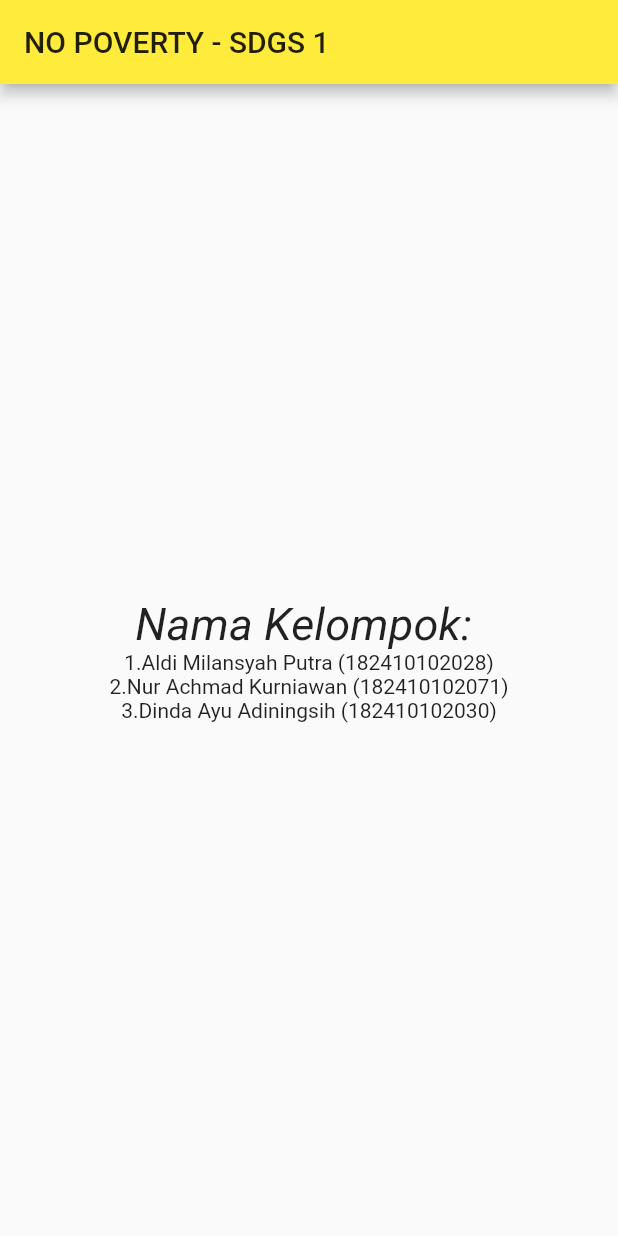
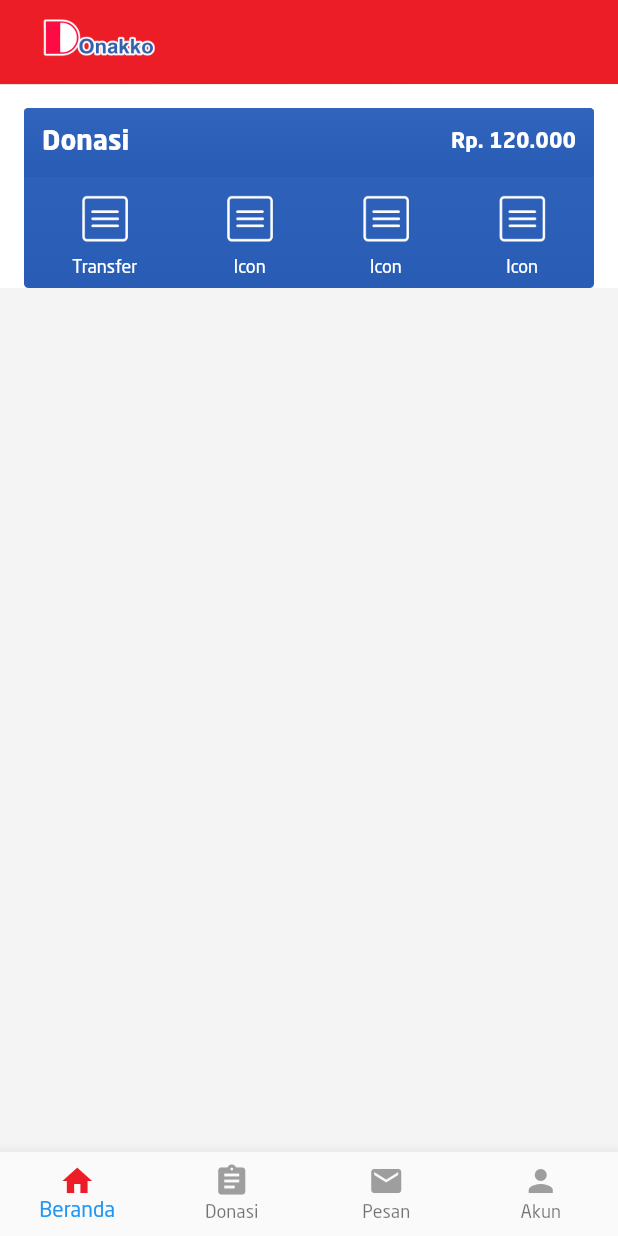
Before and after one commit to Aldimilansyahputra/mobile-b, a Flutter app: the screen it shows after launch, on a phone screen of 412 x 824 dp. Run offline on Flutter 3.47's test engine with Material 2 defaults, Android fonts, the phone set to English and light mode, and no system bars.

Commit message:
Add files via upload

```diff
--- /dev/null
+++ b/lib/beranda/beranda_donakko_appbar.dart
@@ -0,0 +1,26 @@
+import 'package:flutter/material.dart';
+import 'package:donakko/constant.dart';
+
+class DonakkoAppBar extends AppBar {
+  DonakkoAppBar()
+      : super(
+      elevation: 0.25,
+      backgroundColor: DonakkoPalette.red,
+      flexibleSpace: _buildDonakkoAppBar());
+
+  static Widget _buildDonakkoAppBar() {
+    return new Container(
+      padding: EdgeInsets.only(left: 16.0, right: 16.0),
+      child: new Row(
+        mainAxisAlignment: MainAxisAlignment.spaceBetween,
+        children: <Widget>[
+          new Image.asset(
+            "assets/img_logotype.png",
+            height: 50.0,
+            width: 100.0,
+          ),
+        ],
+      ),
+    );
+  }
+}
--- /dev/null
+++ b/lib/beranda/beranda_view.dart
@@ -0,0 +1,161 @@
+import 'package:donakko/constant.dart';
+import 'package:flutter/material.dart';
+import 'package:donakko/beranda/beranda_donakko_appbar.dart';
+
+class BerandaPage extends StatefulWidget {
+  @override
+  _BerandaPageState createState() => new _BerandaPageState();
+}
+
+class _BerandaPageState extends State<BerandaPage> {
+
+  @override
+  Widget build(BuildContext context) {
+    return new SafeArea(child: Scaffold(
+
+      appBar: new DonakkoAppBar(),
+      backgroundColor: DonakkoPalette.grey200,
+      body: new Container(child: new ListView(
+        physics: ClampingScrollPhysics(),
+        children: <Widget>[
+          new Container(
+              padding: EdgeInsets.only(left: 16.0, right: 16.0, top: 16.0),
+              color: Colors.white,
+              child: new Column(
+                children: <Widget>[
+                  _buildDonakkoMenu(),
+                ],
+              )),
+        ],
+      ),
+      ),
+    )
+    );
+  }
+
+  Widget _buildDonakkoMenu() {
+    return new Container(
+        height: 120.0,
+        decoration: new BoxDecoration(
+            gradient: LinearGradient(
+              begin: Alignment.topCenter,
+              end: Alignment.bottomCenter,
+              colors: [const Color(0xff3164bd), const Color(0xff295cb5)],
+            ),
+            borderRadius: new BorderRadius.all(new Radius.circular(3.0))),
+        child: new Column(
+          children: <Widget>[
+            new Container(
+              padding: EdgeInsets.all(12.0),
+              decoration: new BoxDecoration(
+                  gradient: LinearGradient(
+                    begin: Alignment.topCenter,
+                    end: Alignment.bottomCenter,
+                    colors: [const Color(0xff3164bd), const Color(0xff295cb5)],
+                  ),
+                  borderRadius: new BorderRadius.only(
+                      topLeft: new Radius.circular(3.0),
+                      topRight: new Radius.circular(3.0))),
+              child: new Row(
+                mainAxisAlignment: MainAxisAlignment.spaceBetween,
+                children: <Widget>[
+                  new Text(
+                    "Donasi",
+                    style: new TextStyle(
+                        fontSize: 18.0,
+                        color: Colors.white,
+                        fontFamily: "NeoSansBold"),
+                  ),
+                  new Container(
+                    child: new Text(
+                      "Rp. 120.000",
+                      style: new TextStyle(
+                          fontSize: 14.0,
+                          color: Colors.white,
+                          fontFamily: "NeoSansBold"),
+                    ),
+                  )
+                ],
+              ),
+            ),
+            new Container(
+              padding: EdgeInsets.only(left: 32.0, right: 32.0, top: 12.0),
+              child: new Row(
+                mainAxisAlignment: MainAxisAlignment.spaceBetween,
+                children: <Widget>[
+                  new Column(
+                    mainAxisAlignment: MainAxisAlignment.center,
+                    children: <Widget>[
+                      new Image.asset(
+                        "assets/icon_menu.png",
+                        width: 32.0,
+                        height: 32.0,
+                      ),
+                      new Padding(
+                        padding: EdgeInsets.only(top: 10.0),
+                      ),
+                      new Text(
+                        "Transfer",
+                        style: TextStyle(color: Colors.white, fontSize: 12.0),
+                      )
+                    ],
+                  ),
+                  new Column(
+                    mainAxisAlignment: MainAxisAlignment.center,
+                    children: <Widget>[
+                      new Image.asset(
+                        "assets/icon_menu.png",
+                        width: 32.0,
+                        height: 32.0,
+                      ),
+                      new Padding(
+                        padding: EdgeInsets.only(top: 10.0),
+                      ),
+                      new Text(
+                        "Icon",
+                        style: TextStyle(color: Colors.white, fontSize: 12.0),
+                      )
+                    ],
+                  ),
+                  new Column(
+                    mainAxisAlignment: MainAxisAlignment.center,
+                    children: <Widget>[
+                      new Image.asset(
+                        "assets/icon_menu.png",
+                        width: 32.0,
+                        height: 32.0,
+                      ),
+                      new Padding(
+                        padding: EdgeInsets.only(top: 10.0),
+                      ),
+                      new Text(
+                        "Icon",
+                        style: TextStyle(color: Colors.white, fontSize: 12.0),
+                      )
+                    ],
+                  ),
+                  new Column(
+                    mainAxisAlignment: MainAxisAlignment.center,
+                    children: <Widget>[
+                      new Image.asset(
+                        "assets/icon_menu.png",
+                        width: 32.0,
+                        height: 32.0,
+                      ),
+                      new Padding(
+                        padding: EdgeInsets.only(top: 10.0),
+                      ),
+                      new Text(
+                        "Icon",
+                        style: TextStyle(color: Colors.white, fontSize: 12.0),
+                      )
+                    ],
+                  ),
+                ],
+              ),
+            )
+          ],
+        ));
+  }
+
+}
--- /dev/null
+++ b/lib/constant.dart
@@ -0,0 +1,8 @@
+import 'package:flutter/material.dart';
+
+class DonakkoPalette {
+  static Color red        = Color(0xffec1d27);
+  static Color blue         = Color(0xff14639e);
+  static Color grey200      = Color.fromARGB(200, 242, 242, 242);
+  static Color menuSend     = Color(0xff8dc53e);
+}
--- /dev/null
+++ b/lib/landing/landingpage_view.dart
@@ -0,0 +1,85 @@
+import 'package:flutter/material.dart';
+import 'package:donakko/beranda/beranda_view.dart';
+import 'package:donakko/constant.dart';
+
+class LandingPage extends StatefulWidget {
+  @override
+  _LandingPageState createState() => new _LandingPageState();
+}
+
+class _LandingPageState extends State<LandingPage> {
+  int _bottomNavCurrentIndex = 0;
+  List<Widget> _container = [
+    new BerandaPage(),
+  ];
+
+
+
+  @override
+  Widget build(BuildContext context) {
+    return new Scaffold(
+        body: _container[_bottomNavCurrentIndex],
+        bottomNavigationBar: _buildBottomNavigation()
+    );
+  }
+
+  Widget _buildBottomNavigation(){
+    return new BottomNavigationBar(
+      type: BottomNavigationBarType.fixed,
+      onTap: (index) {
+        setState(() {
+          _bottomNavCurrentIndex = index;
+        });
+      },
+      currentIndex: _bottomNavCurrentIndex,
+      items: [
+        BottomNavigationBarItem(
+          activeIcon: new Icon(
+            Icons.home,
+            color: DonakkoPalette.red,
+          ),
+          icon: new Icon(
+            Icons.home,
+            color: Colors.grey,
+          ),
+          title: new Text(
+            'Beranda',
+          ),
+        ),
+        BottomNavigationBarItem(
+          activeIcon: new Icon(
+            Icons.assignment,
+            color: DonakkoPalette.red,
+          ),
+          icon: new Icon(
+            Icons.assignment,
+            color: Colors.grey,
+          ),
+          title: new Text('Donasi'),
+        ),
+        BottomNavigationBarItem(
+          activeIcon: new Icon(
+            Icons.mail,
+            color: DonakkoPalette.red,
+          ),
+          icon: new Icon(
+            Icons.mail,
+            color: Colors.grey,
+          ),
+          title: new Text('Pesan'),
+        ),
+        BottomNavigationBarItem(
+          activeIcon: new Icon(
+            Icons.person,
+            color: DonakkoPalette.red,
+          ),
+          icon: new Icon(
+            Icons.person,
+            color: Colors.grey,
+          ),
+          title: new Text('Akun'),
+        ),
+      ],
+    );
+  }
+}
--- /dev/null
+++ b/lib/launcher/launcher_view.dart
@@ -0,0 +1,40 @@
+import 'package:flutter/material.dart';
+import 'dart:async';
+import 'package:donakko/landing/landingpage_view.dart';
+
+
+class LauncherPage extends StatefulWidget {
+  @override
+  _LauncherPageState createState() => new _LauncherPageState();
+}
+
+class _LauncherPageState extends State<LauncherPage> {
+  @override
+
+  void initState() {
+    super.initState();
+    startLaunching();
+  }
+
+  startLaunching() async {
+    var duration = const Duration(seconds: 2);
+    return new Timer(duration, () {
+      Navigator.of(context).pushReplacement(new MaterialPageRoute(builder: (_) {
+        return new LandingPage();
+      }));
+    });
+  }
+
+  @override
+  Widget build(BuildContext context) {
+    return new Scaffold(
+      body: new Center(
+        child: new Image.asset(
+          "assets/img_splash_scr.png",
+          height: 100.0,
+          width: 400.0,
+        ),
+      ),
+    );
+  }
+}
--- a/lib/main.dart
+++ b/lib/main.dart
@@ -1,91 +1,26 @@
-import 'package:flutter/material.dart'; //mendeklarasikan atau mengimpor libary yang dibutuhkan
-void main() { //fungsi utama dari aplikasi yang akan menjadi entry point
-  runApp(MyApp());
-}
-class MyApp extends StatelessWidget { //widget ini adalah root dari aplikasi
+import 'package:flutter/material.dart';
+import 'package:donakko/launcher/launcher_view.dart';
+import 'package:donakko/landing/landingpage_view.dart';
+import 'package:donakko/constant.dart';
+
+
+void main() => runApp(new MyApp());
+
+
+class MyApp extends StatelessWidget {
+  // This widget is the root of your application.
   @override
   Widget build(BuildContext context) {
-    return MaterialApp( //widget diberi nama materialapp
-      debugShowCheckedModeBanner: false, //untuk menghilangkan label debug pada pojok kanan aplikasi
-      title: 'Kelompok G', //title dari widget
-      theme: ThemeData( //tema yang diberikan pada aplikasi
-        // This is the theme of your application.
-        //
-        // Try running your application with "flutter run". You'll see the
-        // application has a blue toolbar. Then, without quitting the app, try
-        // changing the primarySwatch below to Colors.green and then invoke
-        // "hot reload" (press "r" in the console where you ran "flutter run",
-        // or simply save your changes to "hot reload" in a Flutter IDE).
-        // Notice that the counter didn't reset back to zero; the application
-        // is not restarted.
-        primarySwatch: Colors.yellow,
-        // This makes the visual density adapt to the platform that you run
-        // the app on. For desktop platforms, the controls will be smaller and
-        // closer together (more dense) than on mobile platforms.
-        visualDensity: VisualDensity.adaptivePlatformDensity,
+    return new MaterialApp(
+      debugShowCheckedModeBanner: false,
+      title: 'Donakko',
+      theme: new ThemeData(
+        fontFamily: 'NeoSans',
+        primaryColor: DonakkoPalette.red,
+        accentColor: DonakkoPalette.blue,
+
       ),
-      home: MyHomePage(title: 'Flutter Demo Home Page'),
+      home: new LauncherPage(),
     );
   }
 }
-
-class MyHomePage extends StatefulWidget {
-  MyHomePage({Key key, this.title}) : super(key: key);
-
-  // This widget is the home page of your application. It is stateful, meaning
-  // that it has a State object (defined below) that contains fields that affect
-  // how it looks.
-
-  // This class is the configuration for the state. It holds the values (in this
-  // case the title) provided by the parent (in this case the App widget) and
-  // used by the build method of the State. Fields in a Widget subclass are
-  // always marked "final".
-
-  final String title;
-
-  @override
-  _MyHomePageState createState() => _MyHomePageState();
-}
-
-class _MyHomePageState extends State<MyHomePage> {
-  int _counter = 0;
-
-  void _incrementCounter() {
-    setState(() {
-      // This call to setState tells the Flutter framework that something has
-      // changed in this State, which causes it to rerun the build method below
-      // so that the display can reflect the updated values. If we changed
-      // _counter without calling setState(), then the build method would not be
-      // called again, and so nothing would appear to happen.
-      _counter++;
-    });
-  }
-
-  @override
-  Widget build(BuildContext context) { //Metode ini akna dijalankan ketika setState dipanggil
-    return Scaffold(
-      appBar: AppBar(
-        //baris ini digunakan untuk engambil nilai dari objek MyHomePgae yang dibuat oleh metode App.build
-        title: Text('NO POVERTY - SDGS 1'), //text untuk mengubah judul pada app bar
-      ),
-      body: Center( //membuat body menjady center
-        child: Column( //membuat isi berupa kolom
-          mainAxisAlignment: MainAxisAlignment.center, //membuat text align menjadi center
-          children: <Widget>[ //isi dari widget
-            Text(
-              'Nama Kelompok: ',
-              style: TextStyle(fontStyle: FontStyle.italic, fontSize: 30), //ketentuan atau jenis font text
-            ),
-            Text( '1.Aldi Milansyah Putra (182410102028)', //membuat text
-            ),
-            Text( '2.Nur Achmad Kurniawan (182410102071)',
-            ),
-            Text( '3.Dinda Ayu Adiningsih (182410102030)',
-            ),
-          ],
-        ),
-      ),
-      // This trailing comma makes auto-formatting nicer for build methods.
-    );
-  }
-}
```
Also changed, not shown: pubspec.yaml (+13 -15 lines), assets/fonts/NeoSansStd-Bold.otf (added), assets/fonts/NeoSansStd-Regular.otf (added), assets/icon_menu.png (added), assets/img_logotype.png (added), assets/img_splash_scr.png (added), 15 other files.
